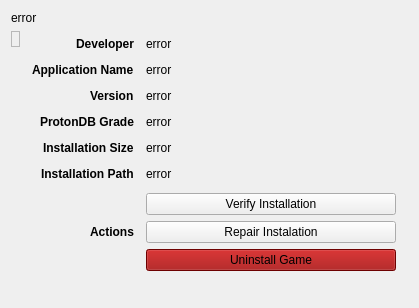
Old version of the form rare/ui/components/tabs/games/game_info/game_info.ui in the repository RareDevs/Rare.
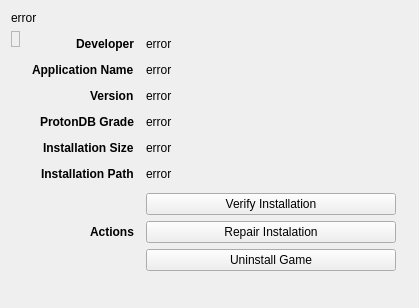
New version of the form.

```diff
--- a/rare/ui/components/tabs/games/game_info/game_info.ui
+++ b/rare/ui/components/tabs/games/game_info/game_info.ui
@@ -333,7 +333,7 @@
          <item>
           <widget class="QPushButton" name="uninstall_button">
            <property name="styleSheet">
-            <string notr="true">background-color: #900</string>
+               <string notr="true"/>
            </property>
            <property name="text">
             <string>Uninstall Game</string>
```
Left out of the diff: 4 changed lines with no effect on the pictures. Lines whose indentation alone changed are shown as unchanged.
